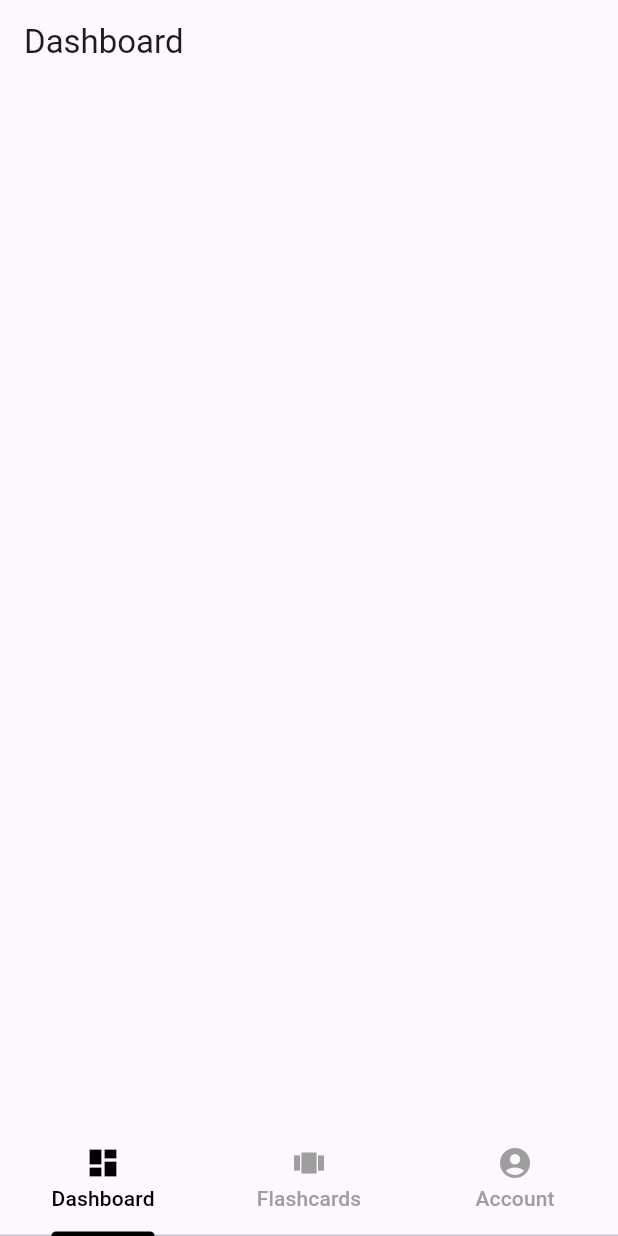
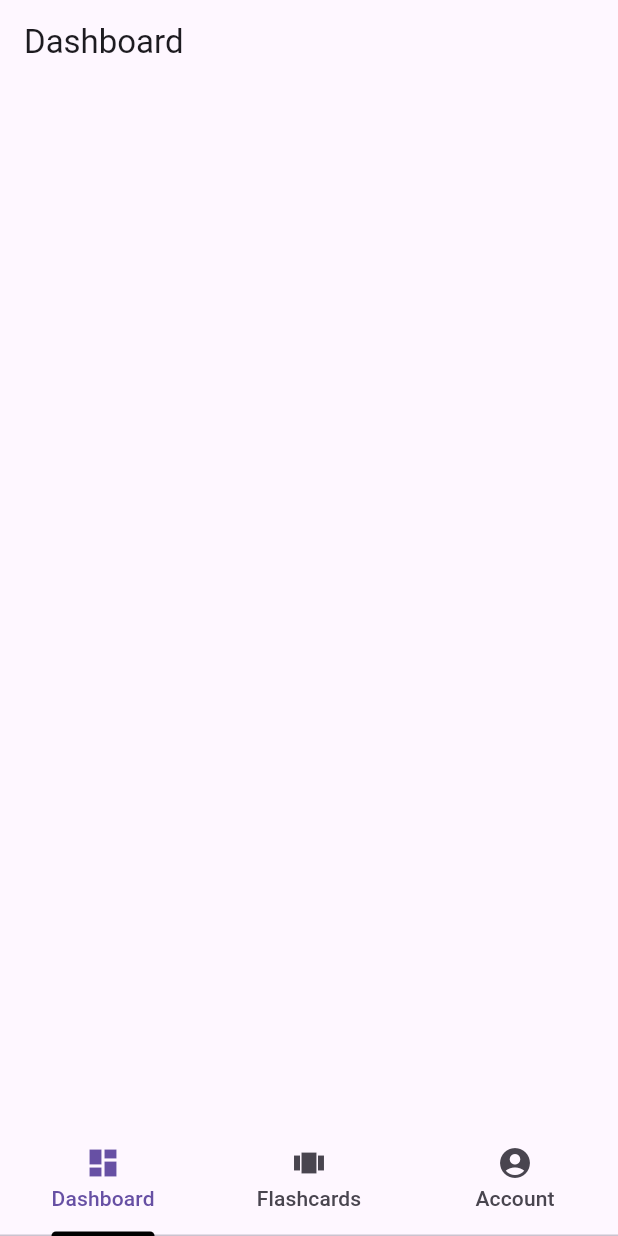
Before and after one commit to sudoer-zero/shima, a Flutter app: the screen it shows after launch, on a phone screen of 412 x 824 dp. Run offline on Flutter 3.47's test engine with Material 3 defaults, Android fonts, the phone set to English and light mode, and no system bars; statements that could not run were skipped.

```diff
--- a/lib/main.dart
+++ b/lib/main.dart
@@ -3,6 +3,7 @@ import 'package:flutter/material.dart';
 import 'package:hikari/pages/account.dart';
 import 'package:hikari/pages/dashboard.dart';
 import 'package:hikari/pages/flashcards.dart';
+import 'package:hikari/utils/colors.dart';
 
 void main() {
   runApp(const DashboardPage());
@@ -25,8 +26,8 @@ class DashboardPage extends StatelessWidget {
             ],
           ),
           bottomNavigationBar: const TabBar(
-            labelColor: Colors.black,
-            unselectedLabelColor: Colors.grey,
+            labelColor: AppColors.slate900,
+            unselectedLabelColor: AppColors.slate600,
             indicatorSize: TabBarIndicatorSize.label,
             indicatorColor: Colors.black,
             tabs: [
```
